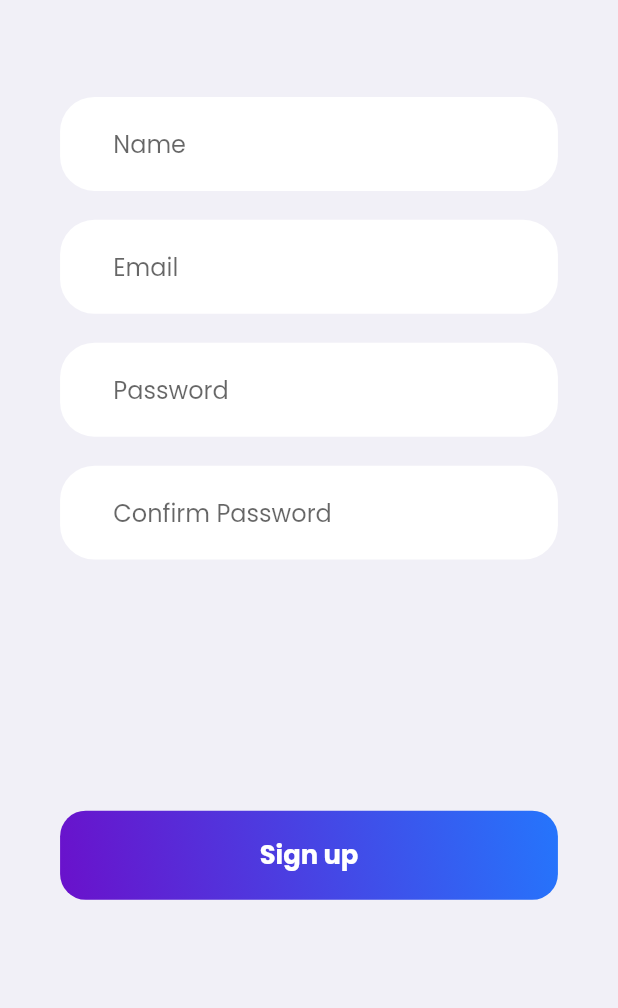
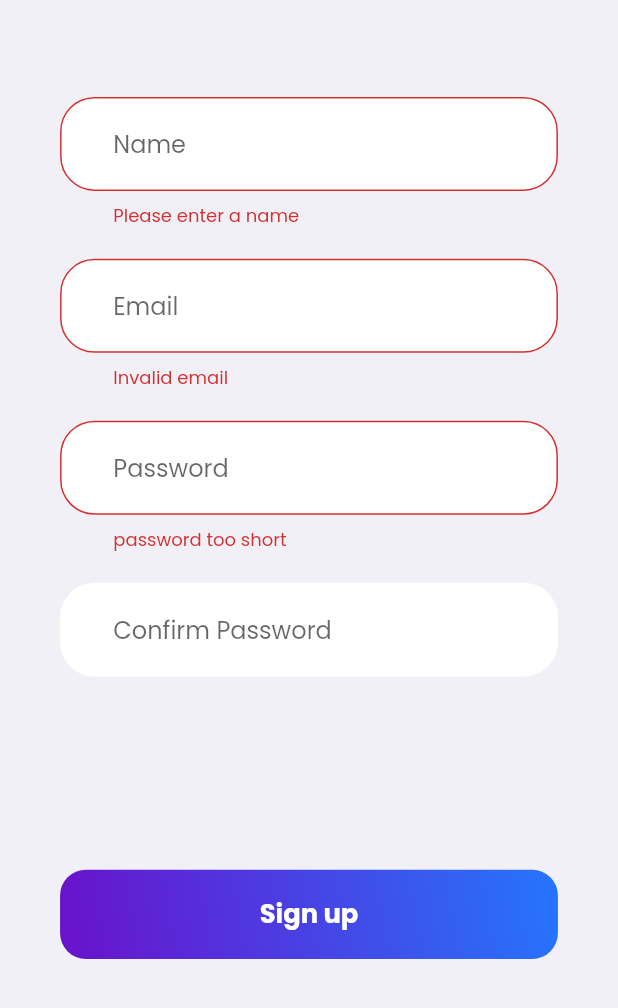
Before and after one commit to junejuly-jb/HashKey-Mobile, a Flutter app: the SignUpScreen screen opened by its route, after a tap on "Sign up", on a phone screen of 412 x 824 dp, the part 228-1236 px from its top. Run offline on Flutter 3.47's test engine with Material 2 defaults, Android fonts, the phone set to English and light mode, and no system bars; our stand-ins replace connectivity_plus, flutter_screenutil, flutter_svg, font_awesome_flutter, google_fonts.

Commit message:
added provider and validations

```diff
--- a/lib/screens/signup.dart
+++ b/lib/screens/signup.dart
@@ -10,9 +10,35 @@ class SignUpScreen extends StatefulWidget {
 }
 
 class _SignUpScreenState extends State<SignUpScreen> {
+
+  dynamic nameController = TextEditingController();
+  dynamic emailController = TextEditingController();
+  dynamic passwordController = TextEditingController();
+  dynamic confirmPasswordController = TextEditingController();
+  final _formKey = GlobalKey<FormState>();
+
+  void onSignUp(){
+    print(nameController.text);
+    print(emailController.text);
+    print(passwordController.text);
+    print(confirmPasswordController.text);
+
+    _formKey.currentState!.validate();
+  }
+
+  bool isValidEmail(String? email) {
+    return RegExp(
+            r'^(([^<>()[\]\\.,;:\s@\"]+(\.[^<>()[\]\\.,;:\s@\"]+)*)|(\".+\"))@((\[[0-9]{1,3}\.[0-9]{1,3}\.[0-9]{1,3}\.[0-9]{1,3}\])|(([a-zA-Z\-0-9]+\.)+[a-zA-Z]{2,}))$')
+        .hasMatch(email.toString());
+  }
+
   @override
   Widget build(BuildContext context) {
-    return Scaffold(
+    return GestureDetector(
+      onTap: () {
+        FocusManager.instance.primaryFocus?.unfocus();
+      },
+      child: Scaffold(
         backgroundColor: const Color.fromRGBO(241, 240, 247, 1),
         body: SingleChildScrollView(
           child: SafeArea(
@@ -32,7 +58,15 @@ class _SignUpScreenState extends State<SignUpScreen> {
                   SizedBox(height: 10.h,),
                   Text('Welcome to Hashkey!', style: TextStyle(fontSize: 16.sp, letterSpacing: 1),),
                   SizedBox(height: 50.h,),
-                TextField(
+                  Form(
+                    key: _formKey,
+                    child: Column(
+                      children: [
+                          TextFormField(
+                          validator: (val) => (val == null || val.isEmpty)
+                            ? 'Please enter a name'
+                            : null,
+                          controller: nameController,
                           decoration: InputDecoration(
                             border: OutlineInputBorder(
                               borderRadius: BorderRadius.circular(20.r),
@@ -49,7 +83,9 @@ class _SignUpScreenState extends State<SignUpScreen> {
                           ),
                         ),
                         SizedBox(height: 15.h,),
-                TextField(
+                        TextFormField(
+                          validator: (val) => isValidEmail(val) ? null : 'Invalid email',
+                          controller: emailController,
                           decoration: InputDecoration(
                             border: OutlineInputBorder(
                               borderRadius: BorderRadius.circular(20.r),
@@ -66,7 +102,10 @@ class _SignUpScreenState extends State<SignUpScreen> {
                           ),
                         ),
                         SizedBox(height: 15.h,),
-                TextField(
+                        TextFormField(
+                          obscureText: true,
+                          validator: (value) => value!.length < 5 ? "password too short" : null,
+                          controller: passwordController,
                           decoration: InputDecoration(
                             border: OutlineInputBorder(
                               borderRadius: BorderRadius.circular(20.r),
@@ -83,7 +122,10 @@ class _SignUpScreenState extends State<SignUpScreen> {
                           ),
                         ),
                         SizedBox(height: 15.h,),
-                TextField(
+                        TextFormField(
+                          obscureText: true,
+                          validator: (value) => value != passwordController.text ? "password mismatch" : null,
+                          controller: confirmPasswordController,
                           decoration: InputDecoration(
                             border: OutlineInputBorder(
                               borderRadius: BorderRadius.circular(20.r),
@@ -99,7 +141,7 @@ class _SignUpScreenState extends State<SignUpScreen> {
                             contentPadding: EdgeInsets.symmetric(horizontal: 31.w, vertical: 15.h)
                           ),
                         ),
-                SizedBox(height: 130.h,),
+                        SizedBox(height: 100.h,),
                         SizedBox(
                           width: double.infinity,
                           child: DecoratedBox(
@@ -116,7 +158,9 @@ class _SignUpScreenState extends State<SignUpScreen> {
                                 tileMode: TileMode.clamp)
                             ),
                             child: TextButton(
-                      onPressed: (){},
+                              onPressed: () {
+                                onSignUp();
+                              },
                               child: Text('Sign up', style: TextStyle( fontSize: 15.sp, fontWeight: FontWeight.w700 ),),
                               style: ButtonStyle(
                                 // backgroundColor: MaterialStateProperty.all(const Color.fromRGBO(34, 166, 255, 1)),
@@ -132,8 +176,12 @@ class _SignUpScreenState extends State<SignUpScreen> {
                           ),
                         ),
                       ],
+                    )
+                  )
+                ],
               ),
             )
+          ),
         ),
       ),
     );
--- a/lib/screens/welcome.dart
+++ b/lib/screens/welcome.dart
@@ -1,5 +1,8 @@
 import 'package:flutter/material.dart';
 import 'package:flutter_screenutil/flutter_screenutil.dart';
+import 'package:provider/provider.dart';
+
+import '../provider/connection_provider.dart';
 
 
 class WelcomeScreen extends StatelessWidget {
--- a/pubspec.yaml
+++ b/pubspec.yaml
@@ -38,6 +38,9 @@ dependencies:
   google_fonts: ^3.0.1
   font_awesome_flutter: ^10.1.0
   flutter_svg: ^1.0.3
+  provider: ^6.0.3
+  connectivity_plus: ^2.3.2
+  http: ^0.13.4
 
 dev_dependencies:
   flutter_test:
```
Also changed, not shown: lib/main.dart (+10 -1 lines), lib/provider/connection_provider.dart (added, +23 -0 lines), pubspec.lock, 2 other files. Lines whose indentation alone changed are shown as unchanged.
